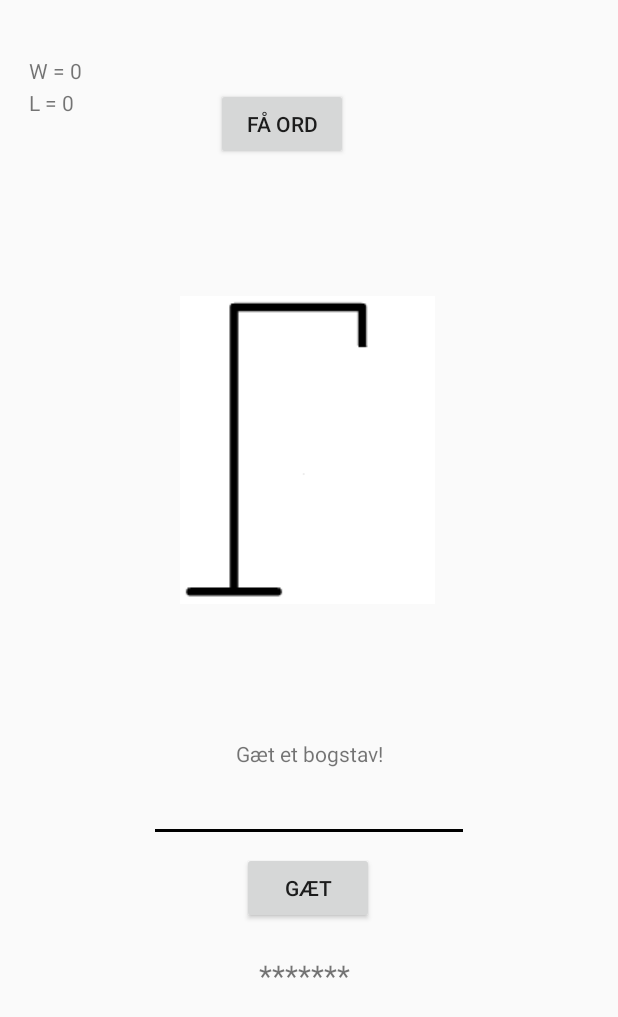
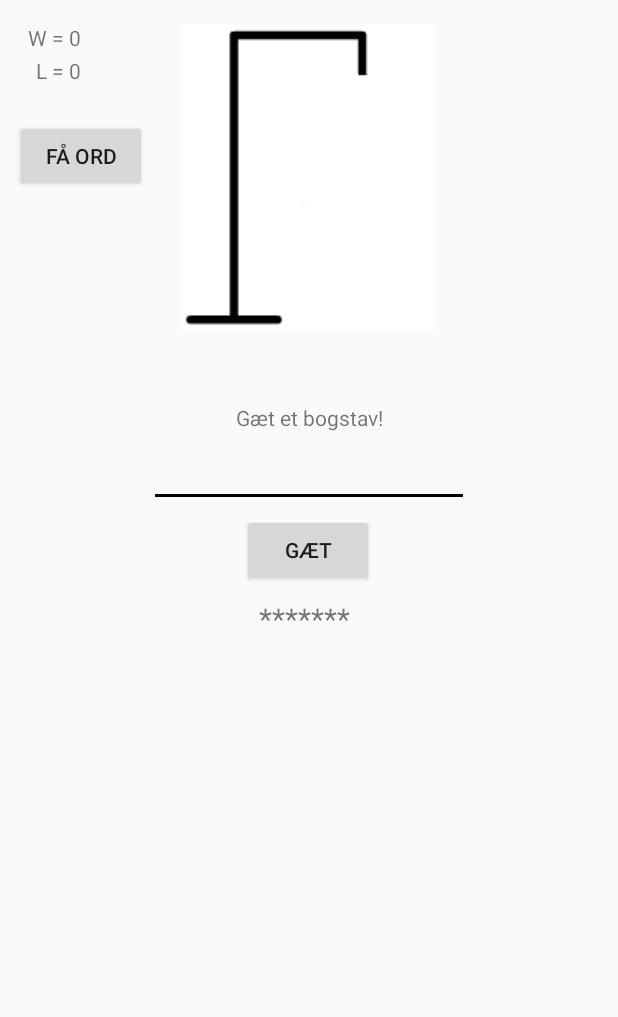
Before and after one commit to HaraldBruun/BrInt_Aflevering2, an Android app: the MainActivity screen opened directly, with no data from a screen before it, on a phone screen of 412 x 824 dp. Shown: the top 1017 px of the screen. Run offline under Robolectric (Android 15) with nearby library versions, the phone set to English and light mode, and no system bars.

Commit message:
QOL changes + UI

```diff
--- a/app/src/main/AndroidManifest.xml
+++ b/app/src/main/AndroidManifest.xml
@@ -9,7 +9,9 @@
         android:roundIcon="@mipmap/ic_launcher_round"
         android:supportsRtl="true"
         android:theme="@style/AppTheme">
-        <activity android:name=".MainActivity"/>
+        <activity android:name=".LossActivity"></activity>
+        <activity android:name=".WinActivity" />
+        <activity android:name=".MainActivity" />
         <activity android:name=".Welcome">
             <intent-filter>
                 <action android:name="android.intent.action.MAIN" />
--- a/app/src/main/res/layout/activity_main.xml
+++ b/app/src/main/res/layout/activity_main.xml
@@ -16,10 +16,58 @@
         android:visibility="invisible"
         app:layout_constraintBottom_toBottomOf="parent"
         app:layout_constraintEnd_toEndOf="parent"
-        app:layout_constraintHorizontal_bias="0.815"
+        app:layout_constraintHorizontal_bias="0.91"
         app:layout_constraintStart_toStartOf="parent"
         app:layout_constraintTop_toTopOf="parent"
-        app:layout_constraintVertical_bias="0.076" />
+        app:layout_constraintVertical_bias="0.004" />
+
+    <TextView
+        android:id="@+id/textViewL"
+        android:layout_width="wrap_content"
+        android:layout_height="wrap_content"
+        android:text="L = 0"
+        app:layout_constraintBottom_toBottomOf="parent"
+        app:layout_constraintEnd_toEndOf="parent"
+        app:layout_constraintHorizontal_bias="0.062"
+        app:layout_constraintStart_toStartOf="parent"
+        app:layout_constraintTop_toTopOf="parent"
+        app:layout_constraintVertical_bias="0.046" />
+
+    <TextView
+        android:id="@+id/textViewW"
+        android:layout_width="wrap_content"
+        android:layout_height="wrap_content"
+        android:text="W = 0"
+        app:layout_constraintBottom_toBottomOf="parent"
+        app:layout_constraintEnd_toEndOf="parent"
+        app:layout_constraintHorizontal_bias="0.05"
+        app:layout_constraintStart_toStartOf="parent"
+        app:layout_constraintTop_toTopOf="parent"
+        app:layout_constraintVertical_bias="0.019" />
+
+    <ImageView
+        android:id="@+id/imageView"
+        android:layout_width="wrap_content"
+        android:layout_height="wrap_content"
+        app:layout_constraintBottom_toBottomOf="parent"
+        app:layout_constraintEnd_toEndOf="parent"
+        app:layout_constraintHorizontal_bias="0.497"
+        app:layout_constraintStart_toStartOf="parent"
+        app:layout_constraintTop_toTopOf="parent"
+        app:layout_constraintVertical_bias="0.026"
+        app:srcCompat="@drawable/galge" />
+
+    <Button
+        android:id="@+id/button1"
+        android:layout_width="wrap_content"
+        android:layout_height="wrap_content"
+        android:text="Gæt"
+        app:layout_constraintBottom_toBottomOf="parent"
+        app:layout_constraintEnd_toEndOf="parent"
+        app:layout_constraintHorizontal_bias="0.498"
+        app:layout_constraintStart_toStartOf="parent"
+        app:layout_constraintTop_toTopOf="parent"
+        app:layout_constraintVertical_bias="0.442" />
 
     <TextView
         android:id="@+id/textView"
@@ -30,31 +78,7 @@
         app:layout_constraintEnd_toEndOf="parent"
         app:layout_constraintStart_toStartOf="parent"
         app:layout_constraintTop_toTopOf="parent"
-        app:layout_constraintVertical_bias="0.612" />
-
-    <TextView
-        android:id="@+id/textViewW"
-        android:layout_width="wrap_content"
-        android:layout_height="wrap_content"
-        android:text="W = 0"
-        app:layout_constraintBottom_toBottomOf="parent"
-        app:layout_constraintEnd_toEndOf="parent"
-        app:layout_constraintHorizontal_bias="0.051"
-        app:layout_constraintStart_toStartOf="parent"
-        app:layout_constraintTop_toTopOf="parent"
-        app:layout_constraintVertical_bias="0.046" />
-
-    <TextView
-        android:id="@+id/textViewL"
-        android:layout_width="wrap_content"
-        android:layout_height="wrap_content"
-        android:text="L = 0"
-        app:layout_constraintBottom_toBottomOf="parent"
-        app:layout_constraintEnd_toEndOf="parent"
-        app:layout_constraintHorizontal_bias="0.051"
-        app:layout_constraintStart_toStartOf="parent"
-        app:layout_constraintTop_toTopOf="parent"
-        app:layout_constraintVertical_bias="0.073" />
+        app:layout_constraintVertical_bias="0.334" />
 
     <EditText
         android:id="@+id/editText"
@@ -67,44 +91,20 @@
         app:layout_constraintEnd_toEndOf="parent"
         app:layout_constraintStart_toStartOf="parent"
         app:layout_constraintTop_toTopOf="parent"
-        app:layout_constraintVertical_bias="0.663" />
-
-    <Button
-        android:id="@+id/button1"
-        android:layout_width="wrap_content"
-        android:layout_height="wrap_content"
-        android:text="Gæt"
-        app:layout_constraintBottom_toBottomOf="parent"
-        app:layout_constraintEnd_toEndOf="parent"
-        app:layout_constraintHorizontal_bias="0.498"
-        app:layout_constraintStart_toStartOf="parent"
-        app:layout_constraintTop_toTopOf="parent"
-        app:layout_constraintVertical_bias="0.732" />
-
-    <ImageView
-        android:id="@+id/imageView"
-        android:layout_width="wrap_content"
-        android:layout_height="wrap_content"
-        app:layout_constraintBottom_toBottomOf="parent"
-        app:layout_constraintEnd_toEndOf="parent"
-        app:layout_constraintHorizontal_bias="0.497"
-        app:layout_constraintStart_toStartOf="parent"
-        app:layout_constraintTop_toTopOf="parent"
-        app:layout_constraintVertical_bias="0.319"
-        app:srcCompat="@drawable/galge" />
+        app:layout_constraintVertical_bias="0.376" />
 
     <Button
         android:id="@+id/button2"
         android:layout_width="wrap_content"
         android:layout_height="wrap_content"
-        android:layout_marginStart="144dp"
+        android:layout_marginStart="10dp"
         android:text="Få ord"
         app:layout_constraintBottom_toBottomOf="parent"
         app:layout_constraintEnd_toEndOf="parent"
         app:layout_constraintHorizontal_bias="0.0"
         app:layout_constraintStart_toStartOf="parent"
         app:layout_constraintTop_toTopOf="parent"
-        app:layout_constraintVertical_bias="0.076" />
+        app:layout_constraintVertical_bias="0.103" />
 
     <TextView
         android:id="@+id/textView2"
@@ -113,10 +113,9 @@
         android:textSize="20dp"
         app:layout_constraintBottom_toBottomOf="parent"
         app:layout_constraintEnd_toEndOf="parent"
-        app:layout_constraintHorizontal_bias="0.492"
+        app:layout_constraintHorizontal_bias="0.491"
         app:layout_constraintStart_toStartOf="parent"
-        app:layout_constraintTop_toTopOf="parent"
-        app:layout_constraintVertical_bias="0.799" />
+        app:layout_constraintTop_toTopOf="parent" />
 
     <TextView
         android:id="@+id/textView3"
@@ -125,8 +124,8 @@
         android:textSize="20dp"
         app:layout_constraintBottom_toBottomOf="parent"
         app:layout_constraintEnd_toEndOf="parent"
-        app:layout_constraintHorizontal_bias="0.506"
+        app:layout_constraintHorizontal_bias="0.491"
         app:layout_constraintStart_toStartOf="parent"
         app:layout_constraintTop_toTopOf="parent"
-        app:layout_constraintVertical_bias="0.893" />
+        app:layout_constraintVertical_bias="0.538" />
 </androidx.constraintlayout.widget.ConstraintLayout>
--- a/app/src/main/res/values/strings.xml
+++ b/app/src/main/res/values/strings.xml
@@ -1,3 +1,3 @@
 <resources>
-    <string name="app_name">BrInt_Aflevering2</string>
+    <string name="app_name">s185014 Galgeleg</string>
 </resources>
```
Also changed, not shown: app/src/main/java/com/example/brint_aflevering2/LossActivity.java (added, +14 -0 lines), app/src/main/java/com/example/brint_aflevering2/MainActivity.java (+28 -7 lines), app/src/main/java/com/example/brint_aflevering2/WinActivity.java (added, +14 -0 lines), app/src/main/res/layout/activity_loss.xml (added, +9 -0 lines), app/src/main/res/layout/activity_win.xml (added, +9 -0 lines).
